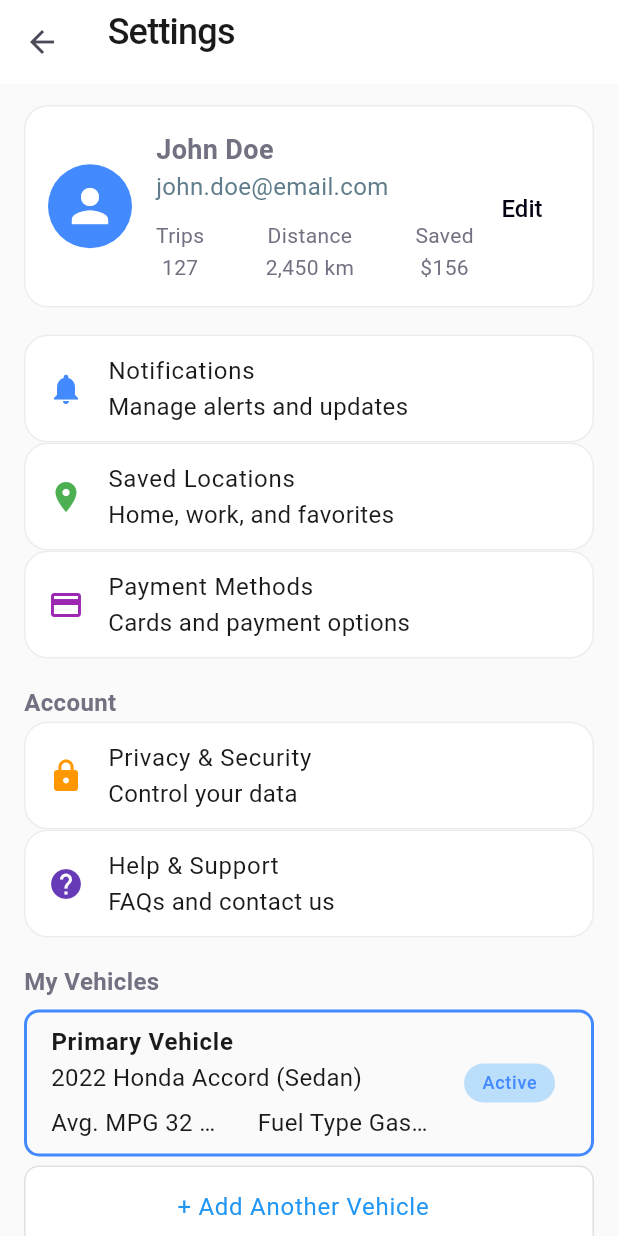
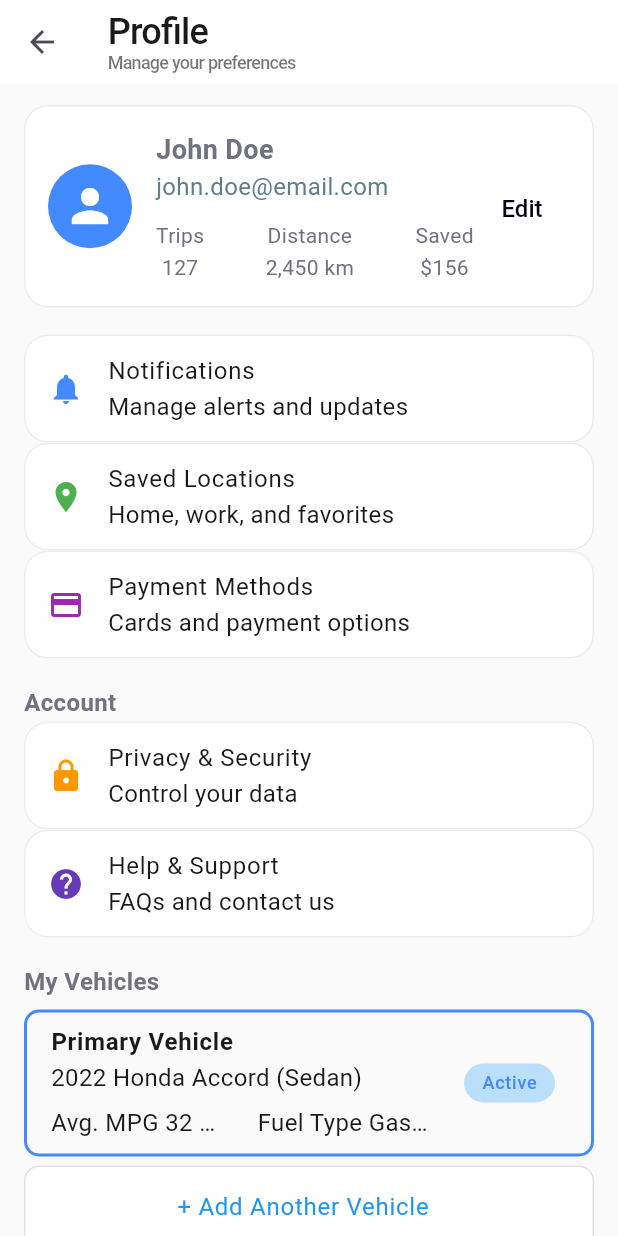
Before and after one commit to Abobakr146/DEPI_GP, a Flutter app: the ProfilePage screen opened directly, on a phone screen of 412 x 824 dp. Run offline on Flutter 3.47's test engine with Material 3 defaults, Android fonts, the light colour scheme and no system bars; our stand-ins replace get.

Commit message:
Update profile page header and text color for improved clarity

```diff
--- a/RouteOptim/lib/profile_page.dart
+++ b/RouteOptim/lib/profile_page.dart
@@ -29,10 +29,10 @@ class ProfilePage extends StatelessWidget {
           crossAxisAlignment: CrossAxisAlignment.start,
           mainAxisSize: MainAxisSize.min,
           children: [
-            Text("Settings"),
+            Text("Profile"),
             Text(
               "Manage your preferences",
-              style: TextStyle(fontSize: 12.0, color: Colors.white70),
+              style: TextStyle(fontSize: 12.0, color: Colors.black54),
             ),
           ],
         ),
```
